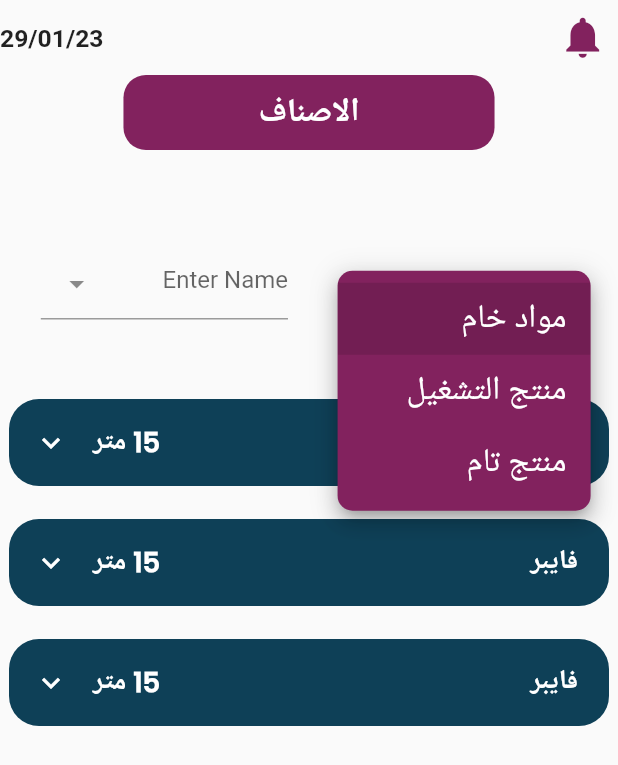
After one commit to kamel-devil/ERP_Mobile, a Flutter app: the Categories screen opened directly, after a tap on "نوع الصنف", on a phone screen of 412 x 824 dp. The commit adds this screen. Shown: the top 765 px of the screen. Run offline on Flutter 3.47's test engine with Material 2 defaults, Android fonts, the phone set to English and light mode, and no system bars; drawn by our look-alikes of dropdown_search; our stand-ins replace cloud_firestore, get; missing offline and left inert: qlevar_router; accounts and stored records are empty.

Commit message:
updated view

```diff
--- /dev/null
+++ b/lib/view/category/category.dart
@@ -0,0 +1,189 @@
+
+import 'package:dropdown_search/dropdown_search.dart';
+import 'package:flutter/material.dart';
+import 'package:provider/provider.dart';
+
+import '../../components/appBar.dart';
+import '../../components/botton.dart';
+import '../../components/default_container.dart';
+import '../../components/drop_down.dart';
+import '../../components/text_fom_feild.dart';
+import '../../resources/color_manger.dart';
+import '../../resources/style_manager.dart';
+import '../../size_config.dart';
+
+class Categories extends StatefulWidget {
+  const Categories({Key? key}) : super(key: key);
+
+  @override
+  State<Categories> createState() => _CategoriesState();
+}
+
+class _CategoriesState extends State<Categories> {
+  String? chose;
+  String? chose1;
+  String? chose2;
+  int? selectedIndex;
+  TextEditingController controller1 = TextEditingController();
+  TextEditingController controller2 = TextEditingController();
+  List data = [
+    {
+      "2": "15 متر",
+      "1": " فايبر",
+    },
+    {
+      "2": "15 متر",
+      "1": " فايبر",
+    },
+    {
+      "2": "15 متر",
+      "1": " فايبر",
+    },
+  ];
+
+  @override
+  Widget build(BuildContext context) {
+    SizeConfig.init(context);
+    TextStyle style = TextStyle(fontSize: getProportionateScreenWidth(4));
+    return SafeArea(
+        child: Scaffold(
+      body:Stack(
+        children: [
+          SizedBox(
+            width: double.infinity,
+            child: Column(
+              crossAxisAlignment: CrossAxisAlignment.center,
+              children: [
+                const SizedBox(
+                  height: 50,
+                ),
+                DefaultContainer(title: 'الاصناف'),
+                const SizedBox(
+                  height: 50,
+                ),
+                Row(
+                  mainAxisAlignment: MainAxisAlignment.center,
+                  crossAxisAlignment: CrossAxisAlignment.center,
+                  children: [
+                    Container(
+                      width: getProportionateScreenWidth(130),
+                      height: 90,
+                      padding: const EdgeInsets.only(top: 35),
+                      child: dropDown(
+                        const [
+                          'مواد خام',
+                          'منتج التشغيل',
+                          "منتج تام"
+                        ],
+                        selectTalab: chose,
+                        onchanged: () => (val) {
+                          setState(() {
+                            chose = val;
+                          });
+                        },
+                        label: 'نوع الصنف',
+                        foColor: Colors.white,
+                        bgColor: ColorManager.primary,
+                        dpColor: ColorManager.primary,
+                      ),
+                    ),
+                    const SizedBox(
+                      width: 50,
+                    ),
+                    SizedBox(
+                      width: getProportionateScreenWidth(150),
+                      height: 60,
+                      child: DropdownSearch<String>(
+                        popupProps: PopupProps.menu(
+                          showSelectedItems: true,
+                          showSearchBox: true,
+                          searchFieldProps:
+                          TextFieldProps(cursorColor: ColorManager.primary),
+                          // disabledItemFn:
+                          //     (String s) =>
+                          //         s.startsWith('I'),
+                        ),
+                        items: [],
+                        dropdownDecoratorProps: const DropDownDecoratorProps(
+                          dropdownSearchDecoration: InputDecoration(
+                            hintText: "Enter Name",
+                          ),
+                        ),
+                        onChanged: (v) {
+                          setState(() {});
+                        },
+                      ),
+                    ),
+                  ],
+                ),
+                const SizedBox(
+                  height: 20,
+                ),
+                Expanded(
+                  child: ListView.separated(
+                    shrinkWrap: true,
+                    itemBuilder: (context, index) => Container(
+                      margin: EdgeInsets.all(6),
+                      decoration: BoxDecoration(
+                          color: ColorManager.second,
+                          borderRadius: BorderRadius.circular(20)),
+                      child: ExpansionTile(
+                          iconColor: ColorManager.white,
+                          collapsedIconColor: ColorManager.white,
+                          title: Row(
+                            mainAxisAlignment: MainAxisAlignment.spaceBetween,
+                            children: [
+                              Text(
+                                data[index]['1'],
+                                style: getBoldStyle(
+                                  color: Colors.white,
+                                  fontSize: 18,
+                                ),
+                              ),
+                              Text(
+                                data[index]['2'],
+                                style: getBoldStyle(
+                                  color: Colors.white,
+                                  fontSize: 18,
+                                ),
+                              ),
+                            ],
+                          ),
+                          children: [
+                              Padding(
+                                padding: const EdgeInsets.all(12.0),
+                                child: Row(
+                                  mainAxisAlignment:
+                                  MainAxisAlignment.spaceBetween,
+                                  children: [
+                                    Botton(
+                                        color: ColorManager.white,
+                                        title: 'تعديل الرصيد',
+                                        onTap: () {},
+                                        bgColor: ColorManager.primary),
+                                    Botton(
+                                        color: ColorManager.white,
+                                        title: "تأكيد امر الشراء",
+                                        onTap: () {},
+                                        bgColor: ColorManager.primary),
+                                  ],
+                                ),
+                              ),
+                          ]),
+                    ),
+                    itemCount: data.length,
+                    separatorBuilder: (BuildContext context, int index) =>
+                        SizedBox(
+                          height: 10,
+                        ),
+                  ),
+                ),
+              ],
+            ),
+          ),
+          DefaultAppBar()
+        ],
+      ),
+    ));
+  }
+}
--- a/lib/view/suppliers/suppliers.dart
+++ b/lib/view/suppliers/suppliers.dart
@@ -25,19 +25,19 @@
 
   List data = [
     {
-      "1": "2 طلب",
+      "3": "2 طلب",
       "2": "2000",
-      "3": " احمد",
+      "1": " احمد",
     },
     {
-      "1": "2 طلب",
+      "3": "2 طلب",
       "2": "2000",
-      "3": " احمد",
+      "1": " احمد",
     },
     {
-      "1": "2 طلب",
+      "3": "2 طلب",
       "2": "2000",
-      "3": " احمد",
+      "1": " احمد",
     },
   ];
   List data1 = [
@@ -56,22 +56,11 @@
       "2": "2000",
       "3": " PO1",
     },
-
-  ];
-
-  List<String> columnData = [
-    "طلبات قيد الانتظار",
-    "رصيد حساب المورد",
-    "فئه المورد",
-    "العنوان",
-    "رقم الهاتف",
-    "اسم المورد",
   ];
 
   @override
   Widget build(BuildContext context) {
     SizeConfig.init(context);
-    TextStyle style = TextStyle(fontSize: getProportionateScreenWidth(5));
     return SafeArea(
         child: Scaffold(
       body: Stack(
@@ -154,18 +143,15 @@
                           children: [
                             for (int i = 0; i < data1.length; i++)
                               Row(
-                                mainAxisAlignment: MainAxisAlignment.spaceBetween,
+                                mainAxisAlignment:
+                                    MainAxisAlignment.spaceBetween,
                                 children: [
                                   SizedBox(),
-                                  Botton(
-                                      color: ColorManager.white,
-                                      title: 'تفاصيل',
-                                      onTap: () {},
-                                      bgColor: ColorManager.primary),
                                   Container(
                                     height: 50,
-                                    width:getProportionateScreenWidth(250),
-                                    margin: const EdgeInsets.symmetric(vertical: 3),
+                                    width: getProportionateScreenWidth(250),
+                                    margin:
+                                        const EdgeInsets.symmetric(vertical: 3),
                                     decoration: BoxDecoration(
                                         color: ColorManager.primary,
                                         borderRadius:
@@ -174,9 +160,11 @@
                                       mainAxisAlignment:
                                           MainAxisAlignment.spaceBetween,
                                       children: [
-                                        SizedBox(width: 10,),
+                                        SizedBox(
+                                          width: 10,
+                                        ),
                                         Text(
-                                          data1[index]['3'],
+                                          data1[index]['1'],
                                           style: getBoldStyle(
                                             color: Colors.white,
                                             fontSize: 18,
@@ -192,16 +180,23 @@
                                         ),
                                         Expanded(child: Container()),
                                         Text(
-                                          data1[index]['1'],
+                                          data1[index]['3'],
                                           style: getBoldStyle(
                                             color: Colors.white,
                                             fontSize: 18,
                                           ),
                                         ),
-                                        SizedBox(width: 10,),
+                                        SizedBox(
+                                          width: 10,
+                                        ),
                                       ],
                                     ),
                                   ),
+                                  Botton(
+                                      color: ColorManager.white,
+                                      title: 'تفاصيل',
+                                      onTap: () {},
+                                      bgColor: ColorManager.primary),
                                 ],
                               ),
                           ]),
```
